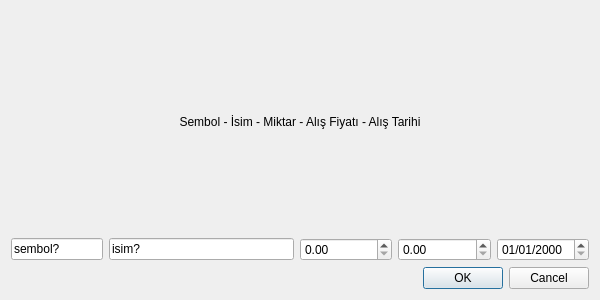
Old version of the form gui/createdialog.ui in the repository cihansenyuz/tax-calc.
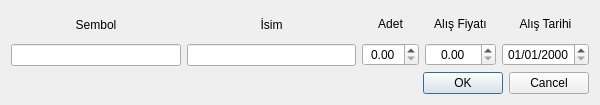
New version of the form.

Commit message:
Update UI layouts for mainwindow and createdialog
- Improved mainwindow.ui layout with better organization and alignment
- Enhanced createdialog.ui with proper vertical layouts and labels
- Added center alignment for form elements
- Updated button text from 'Yeni Kayıt' to 'Yeni Kayıt Oluştur'

What changed in the file:
```diff
--- a/gui/createdialog.ui
+++ b/gui/createdialog.ui
@@ -7,44 +7,110 @@
     <x>0</x>
     <y>0</y>
     <width>600</width>
-    <height>300</height>
+    <height>105</height>
    </rect>
   </property>
+  <property name="sizePolicy">
+   <sizepolicy hsizetype="Preferred" vsizetype="Preferred">
+    <horstretch>0</horstretch>
+    <verstretch>0</verstretch>
+   </sizepolicy>
+  </property>
   <property name="windowTitle">
    <string>Dialog</string>
   </property>
   <layout class="QVBoxLayout" name="verticalLayout">
    <item>
-    <widget class="QLabel" name="label">
+    <layout class="QHBoxLayout" name="horizontalLayout" stretch="0,0,0,0,0">
+     <item>
+      <layout class="QVBoxLayout" name="verticalLayout_2">
+       <item>
+        <widget class="QLabel" name="label_2">
      <property name="text">
-      <string>Sembol - İsim - Miktar - Alış Fiyatı - Alış Tarihi</string>
+          <string>Sembol</string>
      </property>
      <property name="alignment">
       <set>Qt::AlignmentFlag::AlignCenter</set>
      </property>
     </widget>
    </item>
-   <item>
-    <layout class="QHBoxLayout" name="horizontalLayout" stretch="1,2,1,1,1">
      <item>
       <widget class="QLineEdit" name="symbolLineEdit">
        <property name="text">
-        <string>sembol?</string>
+          <string/>
+         </property>
+         <property name="alignment">
+          <set>Qt::AlignmentFlag::AlignCenter</set>
+         </property>
+        </widget>
+       </item>
+      </layout>
+     </item>
+     <item>
+      <layout class="QVBoxLayout" name="verticalLayout_3">
+       <item>
+        <widget class="QLabel" name="label_3">
+         <property name="text">
+          <string>İsim</string>
+         </property>
+         <property name="alignment">
+          <set>Qt::AlignmentFlag::AlignCenter</set>
        </property>
       </widget>
      </item>
      <item>
       <widget class="QLineEdit" name="nameLineEdit">
        <property name="text">
-        <string>isim?</string>
-       </property>
-      </widget>
-     </item>
+          <string/>
+         </property>
+         <property name="alignment">
+          <set>Qt::AlignmentFlag::AlignCenter</set>
+         </property>
+        </widget>
+       </item>
+      </layout>
+     </item>
      <item>
-      <widget class="QDoubleSpinBox" name="quantitySpinBox"/>
+      <layout class="QVBoxLayout" name="verticalLayout_4">
+       <property name="sizeConstraint">
+        <enum>QLayout::SizeConstraint::SetDefaultConstraint</enum>
+       </property>
+       <item>
+        <widget class="QLabel" name="label_4">
+         <property name="text">
+          <string>Adet</string>
+         </property>
+         <property name="alignment">
+          <set>Qt::AlignmentFlag::AlignCenter</set>
+         </property>
+        </widget>
+       </item>
+       <item>
+        <widget class="QDoubleSpinBox" name="quantitySpinBox">
+         <property name="alignment">
+          <set>Qt::AlignmentFlag::AlignCenter</set>
+         </property>
+        </widget>
+       </item>
+      </layout>
+     </item>
+     <item>
+      <layout class="QVBoxLayout" name="verticalLayout_5">
+       <item>
+        <widget class="QLabel" name="label_5">
+         <property name="text">
+          <string>Alış Fiyatı</string>
+         </property>
+         <property name="alignment">
+          <set>Qt::AlignmentFlag::AlignCenter</set>
+         </property>
+        </widget>
      </item>
      <item>
       <widget class="QDoubleSpinBox" name="buyPriceSpinBox">
+         <property name="alignment">
+          <set>Qt::AlignmentFlag::AlignCenter</set>
+         </property>
        <property name="buttonSymbols">
         <enum>QAbstractSpinBox::ButtonSymbols::UpDownArrows</enum>
        </property>
@@ -56,12 +122,31 @@
        </property>
       </widget>
      </item>
+      </layout>
+     </item>
+     <item>
+      <layout class="QVBoxLayout" name="verticalLayout_6">
+       <item>
+        <widget class="QLabel" name="label_6">
+         <property name="text">
+          <string>Alış Tarihi</string>
+         </property>
+         <property name="alignment">
+          <set>Qt::AlignmentFlag::AlignCenter</set>
+         </property>
+        </widget>
+       </item>
      <item>
       <widget class="QDateEdit" name="buyDateEdit">
+         <property name="alignment">
+          <set>Qt::AlignmentFlag::AlignCenter</set>
+         </property>
        <property name="displayFormat">
         <string>dd/MM/yyyy</string>
        </property>
       </widget>
+       </item>
+      </layout>
      </item>
     </layout>
    </item>
```
Lines whose indentation alone changed are shown as unchanged. The commit also changes 1 other file.
